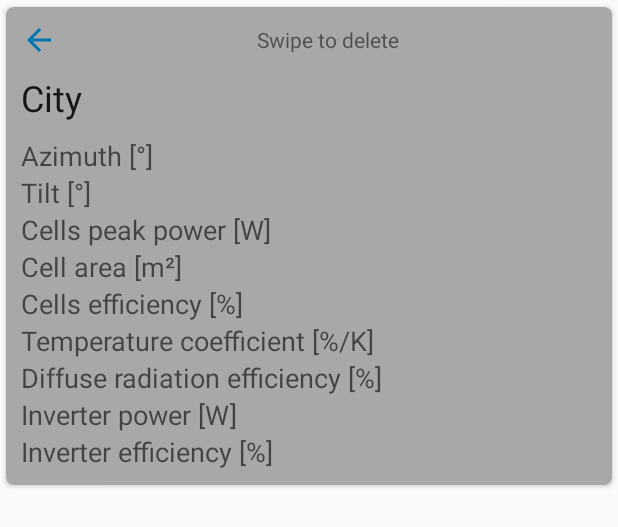
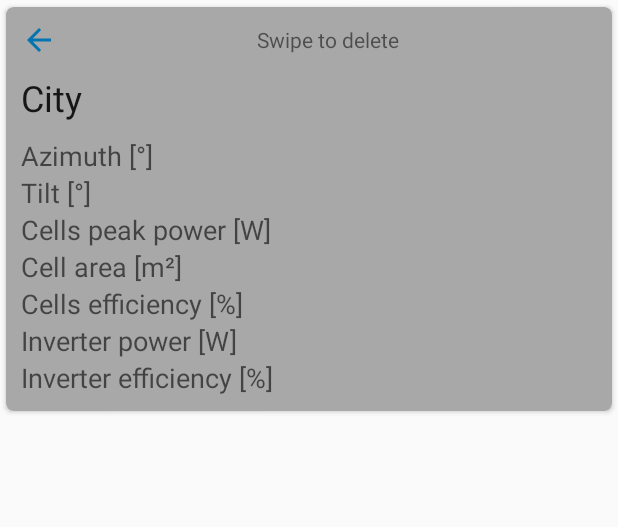
Before and after one commit to woheller69/solxpect, an Android app: the layout list_item_city_list.xml on its own in the app's theme, with its tools: preview values and no code run, on a phone screen of 412 x 824 dp. Shown: the top 527 px of the screen. Run offline under Robolectric (Android 15) with nearby library versions, the light colour scheme and no system bars.

Commit message:
Shorten details in location list update instructions Update fastlane for V1.6

```diff
--- a/app/build.gradle
+++ b/app/build.gradle
@@ -12,8 +12,8 @@ android {
         applicationId "org.woheller69.solxpect"
         minSdkVersion 26
         targetSdkVersion 31
-        versionCode 15
-        versionName "1.5"
+        versionCode 16
+        versionName "1.6"
 
         buildConfigField "String", "BASE_URL", "\"https://api.open-meteo.com/v1/\""
         buildConfigField "String", "GITHUB_URL","\"https://github.com/woheller69/solxpect/\""
--- a/app/src/main/java/org/woheller69/weather/ui/RecycleList/ItemViewHolder.java
+++ b/app/src/main/java/org/woheller69/weather/ui/RecycleList/ItemViewHolder.java
@@ -23,8 +23,6 @@ public class ItemViewHolder extends RecyclerView.ViewHolder {
     public TextView cellsMaxPower;
     public TextView cellsArea;
     public TextView cellsEfficiency;
-    public TextView cellsTempCoeff;
-    public TextView diffuseEfficiency;
     public TextView inverterPowerLimit;
     public TextView inverterEfficiency;
 
@@ -42,8 +40,6 @@ public class ItemViewHolder extends RecyclerView.ViewHolder {
         this.cellsMaxPower = (TextView) itemView.findViewById(R.id.city_cells_max_power);
         this.cellsArea = (TextView) itemView.findViewById(R.id.city_cells_area);
         this.cellsEfficiency = (TextView) itemView.findViewById(R.id.city_cells_efficiency);
-        this.cellsTempCoeff = (TextView) itemView.findViewById(R.id.city_cells_temp_coeff);
-        this.diffuseEfficiency = (TextView) itemView.findViewById(R.id.city_diffuse_efficiency);
         this.inverterPowerLimit = (TextView) itemView.findViewById(R.id.city_inverter_power_limit);
         this.inverterEfficiency = (TextView) itemView.findViewById(R.id.city_inverter_efficiency);
 
--- a/app/src/main/java/org/woheller69/weather/ui/RecycleList/RecyclerOverviewListAdapter.java
+++ b/app/src/main/java/org/woheller69/weather/ui/RecycleList/RecyclerOverviewListAdapter.java
@@ -67,9 +67,7 @@ public class RecyclerOverviewListAdapter extends RecyclerView.Adapter<ItemViewHo
         holder.tiltAngle.setText(context.getString(R.string.edit_location_hint_tilt) +": "+ cities.get(position).getTiltAngle());
         holder.cellsMaxPower.setText(context.getString(R.string.edit_location_hint_cells_max_power) +": "+ cities.get(position).getCellsMaxPower());
         holder.cellsEfficiency.setText(context.getString(R.string.edit_location_hint_cells_efficiency) +": "+ cities.get(position).getCellsEfficiency());
-        holder.cellsTempCoeff.setText(context.getString(R.string.edit_location_hint_cells_temp_coeff) +": "+ cities.get(position).getCellsTempCoeff());
         holder.cellsArea.setText(context.getString(R.string.edit_location_hint_cells_area) +": "+ cities.get(position).getCellsArea());
-        holder.diffuseEfficiency.setText(context.getString(R.string.edit_location_hint_diffuse_efficiency) +": "+ cities.get(position).getDiffuseEfficiency());
         holder.inverterPowerLimit.setText(context.getString(R.string.edit_location_hint_inverter_power_limit) +": "+ cities.get(position).getInverterPowerLimit());
         holder.inverterEfficiency.setText(context.getString(R.string.edit_location_hint_inverter_efficiency) +": "+ cities.get(position).getInverterEfficiency());
 
--- a/app/src/main/res/layout/list_item_city_list.xml
+++ b/app/src/main/res/layout/list_item_city_list.xml
@@ -89,23 +89,6 @@
                 android:textAppearance="@style/TextAppearance.AppCompat.Medium"
                 tools:visibility="visible" />
 
-            <TextView
-                android:id="@+id/city_cells_temp_coeff"
-                android:layout_width="match_parent"
-                android:layout_height="wrap_content"
-                android:layout_gravity="center"
-                android:text="@string/edit_location_hint_cells_temp_coeff"
-                android:textAppearance="@style/TextAppearance.AppCompat.Medium"
-                tools:visibility="visible" />
-
-            <TextView
-                android:id="@+id/city_diffuse_efficiency"
-                android:layout_width="match_parent"
-                android:layout_height="wrap_content"
-                android:layout_gravity="center"
-                android:text="@string/edit_location_hint_diffuse_efficiency"
-                android:textAppearance="@style/TextAppearance.AppCompat.Medium"
-                tools:visibility="visible" />
 
             <TextView
                 android:id="@+id/city_inverter_power_limit"
```
Also changed, not shown: 4 other files.
